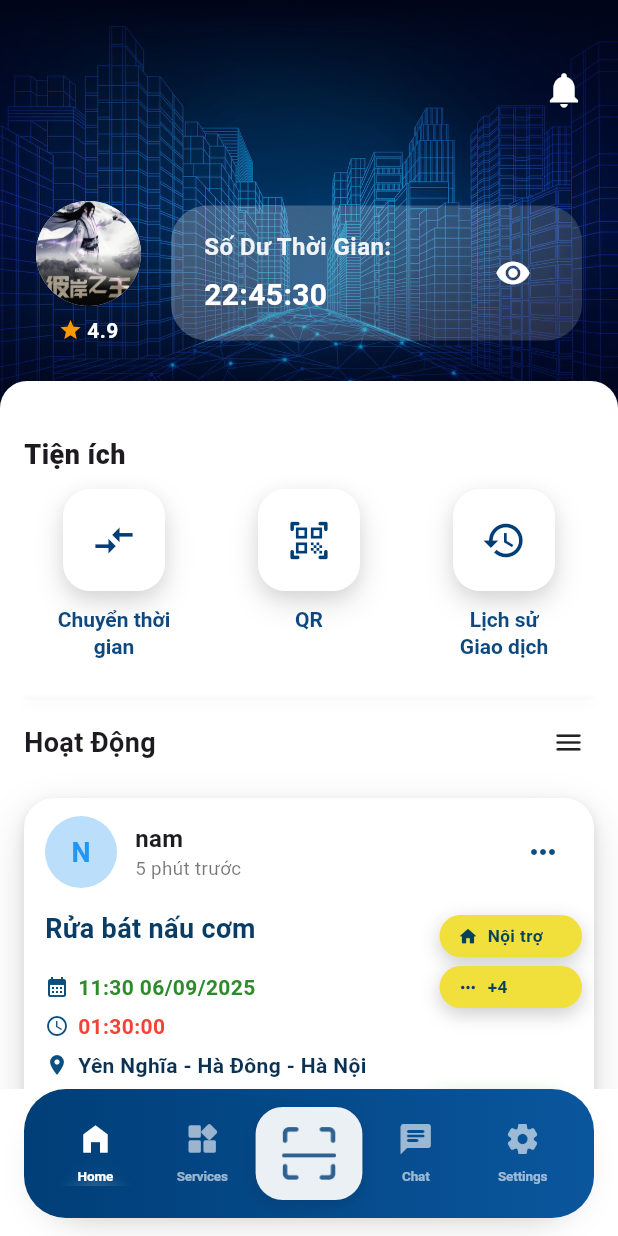
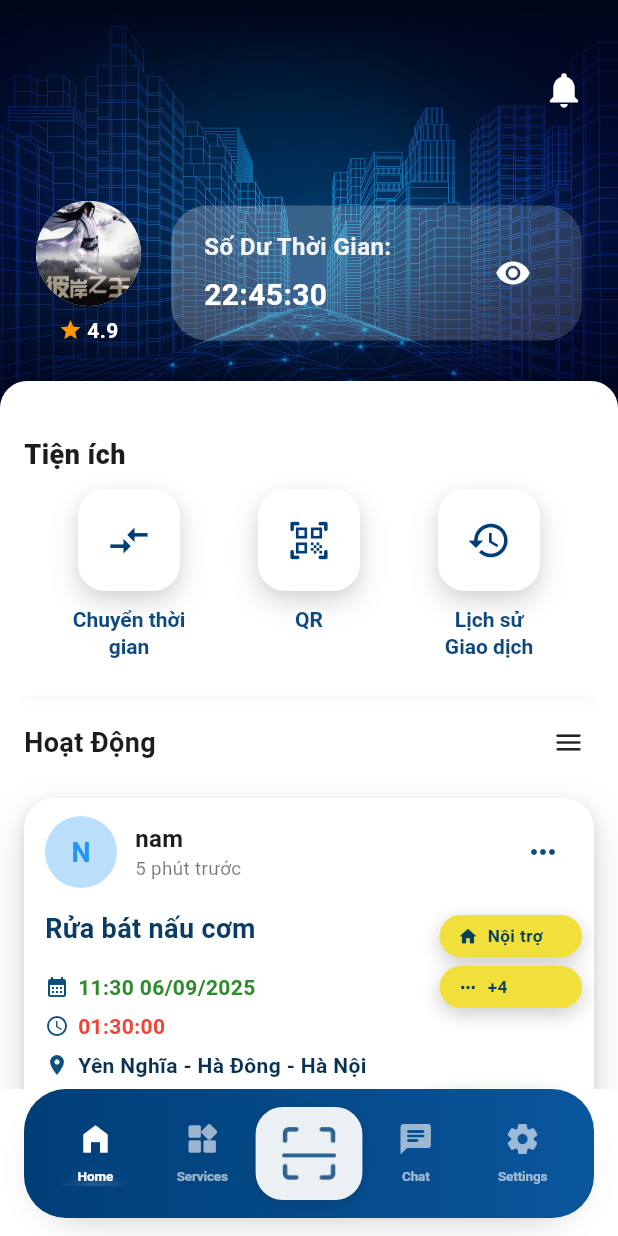
Before and after one commit to namthanhit/Time_Bank_Flutter, a Flutter app: the screen it shows after launch, on a phone screen of 412 x 824 dp. Run offline on Flutter 3.47's test engine with Material 3 defaults, Android fonts, the phone set to English and light mode, and no system bars; our stand-ins replace dio, equatable, flutter_riverpod, flutter_secure_storage, freezed_annotation, pin_code_fields.

Commit message:
chinh lai overflowed

```diff
--- a/lib/features/home/ui/widgets/quick_actions.dart
+++ b/lib/features/home/ui/widgets/quick_actions.dart
@@ -30,13 +30,13 @@ class QuickActions extends StatelessWidget {
                 label: 'Chuyển thời gian',
                 onTap: onTransfer,
               ),
-              const SizedBox(width: 50),
+              const SizedBox(width: 40),
               MenuButton(
                 icon: Icons.qr_code_scanner_rounded,
                 label: 'QR',
                 onTap: onQr,
               ),
-              const SizedBox(width: 50),
+              const SizedBox(width: 40),
               MenuButton(
                 icon: Icons.history,
                 label: 'Lịch sử\nGiao dịch',
```
